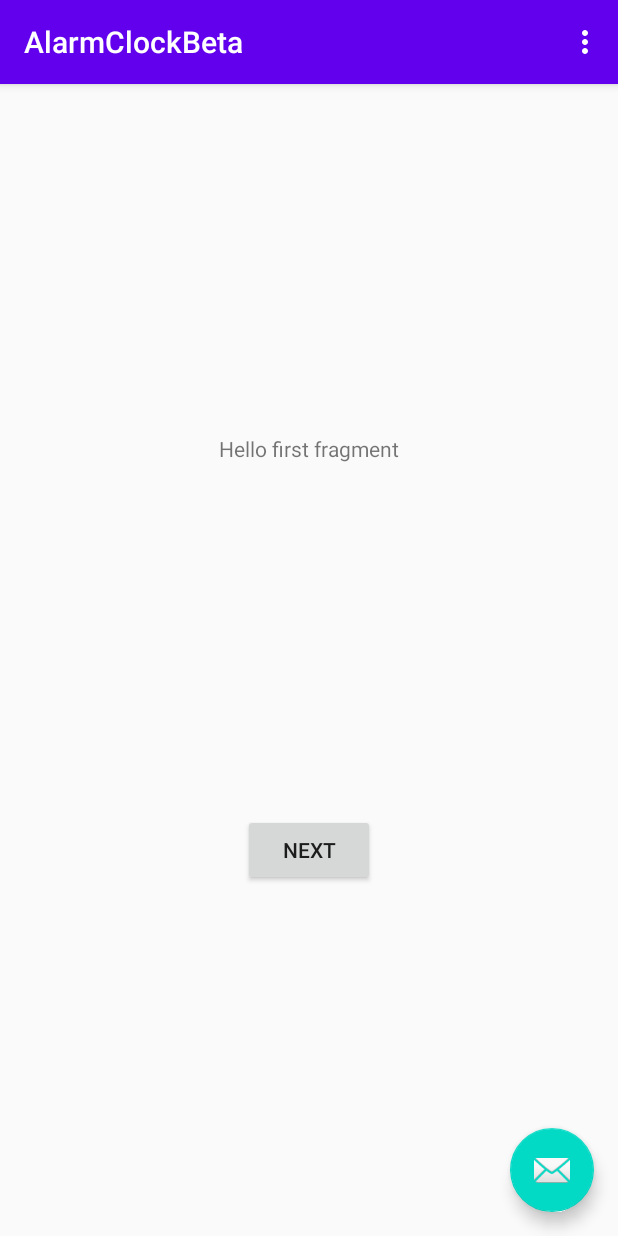
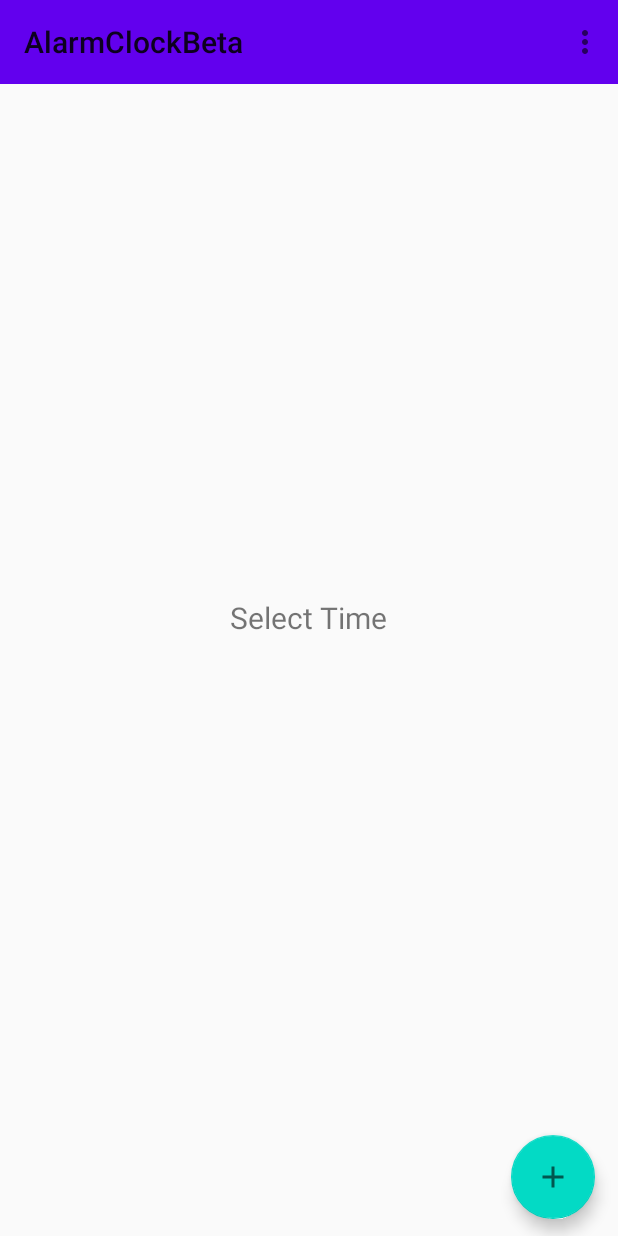
Before and after one commit to virajxp1/AlarmClockBeta, an Android app: the screen it shows after launch (MainActivity), on a phone screen of 412 x 824 dp. Run offline under Robolectric (Android 15) with nearby library versions, the phone set to English and light mode, and no system bars.

Commit message:
Added time picker dialog when u press the floating action button time that you select is currently displayed in a dummy text view and stored in private variables in the Main Activity class.

```diff
--- a/app/src/main/java/com/example/alarmclockbeta/FirstFragment.java
+++ /dev/null
@@ -1,34 +0,0 @@
-package com.example.alarmclockbeta;
-
-import android.os.Bundle;
-import android.view.LayoutInflater;
-import android.view.View;
-import android.view.ViewGroup;
-
-import androidx.annotation.NonNull;
-import androidx.fragment.app.Fragment;
-import androidx.navigation.fragment.NavHostFragment;
-
-public class FirstFragment extends Fragment {
-
-    @Override
-    public View onCreateView(
-            LayoutInflater inflater, ViewGroup container,
-            Bundle savedInstanceState
-    ) {
-        // Inflate the layout for this fragment
-        return inflater.inflate(R.layout.fragment_first, container, false);
-    }
-
-    public void onViewCreated(@NonNull View view, Bundle savedInstanceState) {
-        super.onViewCreated(view, savedInstanceState);
-
-        view.findViewById(R.id.button_first).setOnClickListener(new View.OnClickListener() {
-            @Override
-            public void onClick(View view) {
-                NavHostFragment.findNavController(FirstFragment.this)
-                        .navigate(R.id.action_FirstFragment_to_SecondFragment);
-            }
-        });
-    }
-}
--- a/app/src/main/java/com/example/alarmclockbeta/MainActivity.java
+++ b/app/src/main/java/com/example/alarmclockbeta/MainActivity.java
@@ -1,5 +1,6 @@
 package com.example.alarmclockbeta;
 
+import android.app.TimePickerDialog;
 import android.os.Bundle;
 
 import com.google.android.material.floatingactionbutton.FloatingActionButton;
@@ -7,13 +8,20 @@ import com.google.android.material.snackbar.Snackbar;
 
 import androidx.appcompat.app.AppCompatActivity;
 import androidx.appcompat.widget.Toolbar;
+import androidx.fragment.app.DialogFragment;
 
 import android.view.View;
 
 import android.view.Menu;
 import android.view.MenuItem;
+import android.widget.TextView;
+import android.widget.TimePicker;
+import android.text.format.DateFormat;
 
-public class MainActivity extends AppCompatActivity {
+public class MainActivity extends AppCompatActivity implements TimePickerDialog.OnTimeSetListener {
+
+    private int hour;
+    private int minutes;
 
     @Override
     protected void onCreate(Bundle savedInstanceState) {
@@ -22,14 +30,27 @@ public class MainActivity extends AppCompatActivity {
         Toolbar toolbar = findViewById(R.id.toolbar);
         setSupportActionBar(toolbar);
 
-        FloatingActionButton fab = findViewById(R.id.fab);
+        FloatingActionButton fab = findViewById(R.id.NewAlarm);
         fab.setOnClickListener(new View.OnClickListener() {
             @Override
-            public void onClick(View view) {
-                Snackbar.make(view, "Replace with your own action", Snackbar.LENGTH_LONG)
-                        .setAction("Action", null).show();
+            public void onClick(View v) {
+                DialogFragment timePicker = new TimePickerFragment();
+                timePicker.show(getSupportFragmentManager(), "Set Time");
             }
         });
+    }
+
+    @Override
+    public void onTimeSet(TimePicker view, int hourOfDay, int minute) {
+        this.hour = hourOfDay;
+        this.minutes = minute;
+        TextView t = findViewById(R.id.textview_first);
+        if(!DateFormat.is24HourFormat(this))
+            hourOfDay-=12;
+        if(minute<10)
+            t.setText("Time " + hourOfDay + ":0" + minute);
+        else
+            t.setText("Time " + hourOfDay + ":" + minute);
     }
 
     @Override
--- /dev/null
+++ b/app/src/main/res/drawable/ic_baseline_add_24.xml
@@ -0,0 +1,10 @@
+<vector xmlns:android="http://schemas.android.com/apk/res/android"
+    android:width="24dp"
+    android:height="24dp"
+    android:viewportWidth="24"
+    android:viewportHeight="24"
+    android:tint="?attr/colorControlNormal">
+  <path
+      android:fillColor="@android:color/white"
+      android:pathData="M19,13h-6v6h-2v-6H5v-2h6V5h2v6h6v2z"/>
+</vector>
--- a/app/src/main/res/layout/activity_main.xml
+++ b/app/src/main/res/layout/activity_main.xml
@@ -11,23 +11,15 @@
         android:layout_height="wrap_content"
         android:theme="@style/AppTheme.AppBarOverlay">
 
-        <androidx.appcompat.widget.Toolbar
-            android:id="@+id/toolbar"
-            android:layout_width="match_parent"
-            android:layout_height="?attr/actionBarSize"
-            android:background="?attr/colorPrimary"
-            app:popupTheme="@style/AppTheme.PopupOverlay" />
-
     </com.google.android.material.appbar.AppBarLayout>
 
     <include layout="@layout/content_main" />
 
-    <com.google.android.material.floatingactionbutton.FloatingActionButton
-        android:id="@+id/fab"
-        android:layout_width="wrap_content"
+    <androidx.appcompat.widget.Toolbar
+        android:id="@+id/toolbar"
+        android:layout_width="match_parent"
         android:layout_height="wrap_content"
-        android:layout_gravity="bottom|end"
-        android:layout_margin="@dimen/fab_margin"
-        app:srcCompat="@android:drawable/ic_dialog_email" />
+        android:background="?attr/colorPrimary"
+        app:popupTheme="@style/AppTheme.PopupOverlay" />
 
 </androidx.coordinatorlayout.widget.CoordinatorLayout>
--- a/app/src/main/res/layout/content_main.xml
+++ b/app/src/main/res/layout/content_main.xml
@@ -1,19 +1,29 @@
 <?xml version="1.0" encoding="utf-8"?>
-<androidx.constraintlayout.widget.ConstraintLayout xmlns:android="http://schemas.android.com/apk/res/android"
+<RelativeLayout xmlns:android="http://schemas.android.com/apk/res/android"
     xmlns:app="http://schemas.android.com/apk/res-auto"
+    xmlns:tools="http://schemas.android.com/tools"
     android:layout_width="match_parent"
     android:layout_height="match_parent"
     app:layout_behavior="@string/appbar_scrolling_view_behavior">
 
-    <fragment
-        android:id="@+id/nav_host_fragment"
-        android:name="androidx.navigation.fragment.NavHostFragment"
-        android:layout_width="0dp"
-        android:layout_height="0dp"
-        app:defaultNavHost="true"
-        app:layout_constraintBottom_toBottomOf="parent"
-        app:layout_constraintLeft_toLeftOf="parent"
-        app:layout_constraintRight_toRightOf="parent"
-        app:layout_constraintTop_toTopOf="parent"
-        app:navGraph="@navigation/nav_graph" />
-</androidx.constraintlayout.widget.ConstraintLayout>
+    <com.google.android.material.floatingactionbutton.FloatingActionButton
+        android:id="@+id/NewAlarm"
+        android:layout_width="wrap_content"
+        android:layout_height="wrap_content"
+        android:layout_alignParentEnd="true"
+        android:layout_alignParentBottom="true"
+        android:layout_gravity="end|bottom"
+        android:layout_marginEnd="15dp"
+        android:layout_marginBottom="11dp"
+        android:src="@drawable/ic_baseline_add_24"
+        />
+
+    <TextView
+        android:id="@+id/textview_first"
+        android:layout_width="wrap_content"
+        android:layout_height="wrap_content"
+        android:layout_centerInParent="true"
+        android:text="@string/select_time"
+        android:textSize="20sp"/>
+
+</RelativeLayout>
--- a/app/src/main/res/layout/fragment_first.xml
+++ /dev/null
@@ -1,28 +0,0 @@
-<?xml version="1.0" encoding="utf-8"?>
-<androidx.constraintlayout.widget.ConstraintLayout xmlns:android="http://schemas.android.com/apk/res/android"
-    xmlns:app="http://schemas.android.com/apk/res-auto"
-    xmlns:tools="http://schemas.android.com/tools"
-    android:layout_width="match_parent"
-    android:layout_height="match_parent"
-    tools:context=".FirstFragment">
-
-    <TextView
-        android:id="@+id/textview_first"
-        android:layout_width="wrap_content"
-        android:layout_height="wrap_content"
-        android:text="@string/hello_first_fragment"
-        app:layout_constraintBottom_toTopOf="@id/button_first"
-        app:layout_constraintEnd_toEndOf="parent"
-        app:layout_constraintStart_toStartOf="parent"
-        app:layout_constraintTop_toTopOf="parent" />
-
-    <Button
-        android:id="@+id/button_first"
-        android:layout_width="wrap_content"
-        android:layout_height="wrap_content"
-        android:text="@string/next"
-        app:layout_constraintBottom_toBottomOf="parent"
-        app:layout_constraintEnd_toEndOf="parent"
-        app:layout_constraintStart_toStartOf="parent"
-        app:layout_constraintTop_toBottomOf="@id/textview_first" />
-</androidx.constraintlayout.widget.ConstraintLayout>
--- a/app/src/main/res/navigation/nav_graph.xml
+++ b/app/src/main/res/navigation/nav_graph.xml
@@ -2,27 +2,4 @@
 <navigation xmlns:android="http://schemas.android.com/apk/res/android"
     xmlns:app="http://schemas.android.com/apk/res-auto"
     xmlns:tools="http://schemas.android.com/tools"
-    android:id="@+id/nav_graph"
-    app:startDestination="@id/FirstFragment">
-
-    <fragment
-        android:id="@+id/FirstFragment"
-        android:name="com.example.alarmclockbeta.FirstFragment"
-        android:label="@string/first_fragment_label"
-        tools:layout="@layout/fragment_first">
-
-        <action
-            android:id="@+id/action_FirstFragment_to_SecondFragment"
-            app:destination="@id/SecondFragment" />
-    </fragment>
-    <fragment
-        android:id="@+id/SecondFragment"
-        android:name="com.example.alarmclockbeta.SecondFragment"
-        android:label="@string/second_fragment_label"
-        tools:layout="@layout/fragment_second">
-
-        <action
-            android:id="@+id/action_SecondFragment_to_FirstFragment"
-            app:destination="@id/FirstFragment" />
-    </fragment>
-</navigation>
+    android:id="@+id/nav_graph" />
--- a/app/src/main/res/values/strings.xml
+++ b/app/src/main/res/values/strings.xml
@@ -9,4 +9,5 @@
 
     <string name="hello_first_fragment">Hello first fragment</string>
     <string name="hello_second_fragment">Hello second fragment. Arg: %1$s</string>
+    <string name="select_time">Select Time</string>
 </resources>
```
Also changed, not shown: app/src/main/java/com/example/alarmclockbeta/SecondFragment.java (deleted, +0 -34 lines), app/src/main/java/com/example/alarmclockbeta/TimePickerFragment.java (added, +23 -0 lines), app/src/main/res/layout/fragment_second.xml (deleted, +0 -27 lines).
